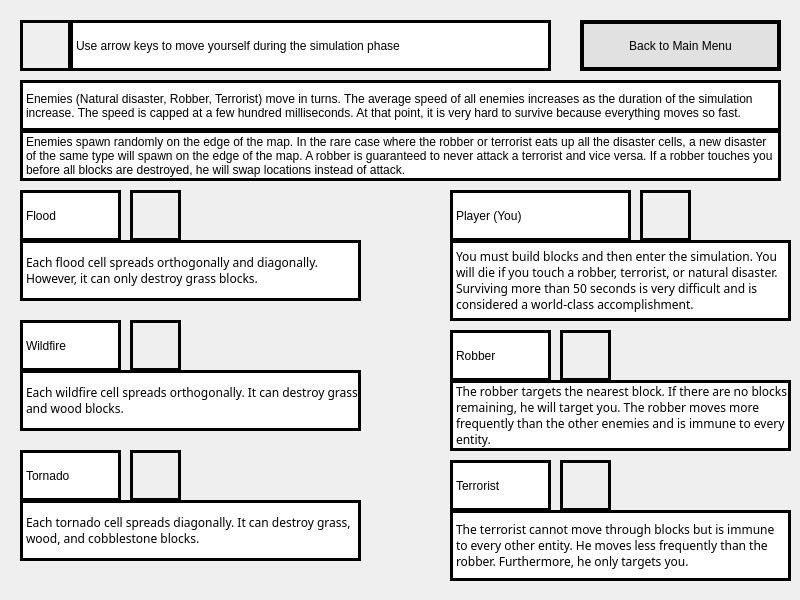
popInNotOut/nightmare-survival-simulator, file code/mainwindow.ui: the form before one commit.
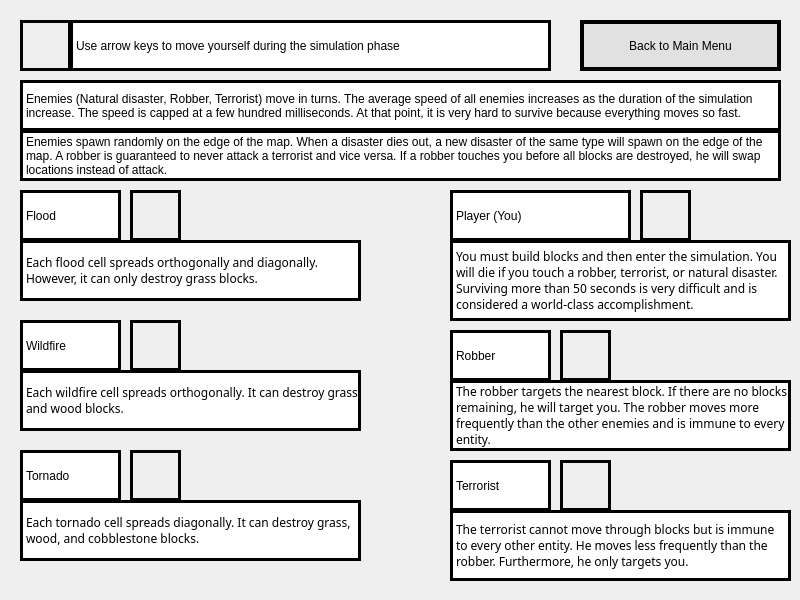
The form after the commit. Icons and pictures are not drawn.

Commit message: Updated game logic for disasters

Patch:
```diff
--- a/code/mainwindow.ui
+++ b/code/mainwindow.ui
@@ -732,7 +732,7 @@
 }</string>
       </property>
       <property name="text">
-       <string>Enemies spawn randomly on the edge of the map. In the rare case where the robber or terrorist eats up all the disaster cells, a new disaster of the same type will spawn on the edge of the map. A robber is guaranteed to never attack a terrorist and vice versa. If a robber touches you before all blocks are destroyed, he will swap locations instead of attack.</string>
+       <string>Enemies spawn randomly on the edge of the map. When a disaster dies out, a new disaster of the same type will spawn on the edge of the map. A robber is guaranteed to never attack a terrorist and vice versa. If a robber touches you before all blocks are destroyed, he will swap locations instead of attack.</string>
       </property>
       <property name="wordWrap">
        <bool>true</bool>
```
The commit also changes 9 other files.
